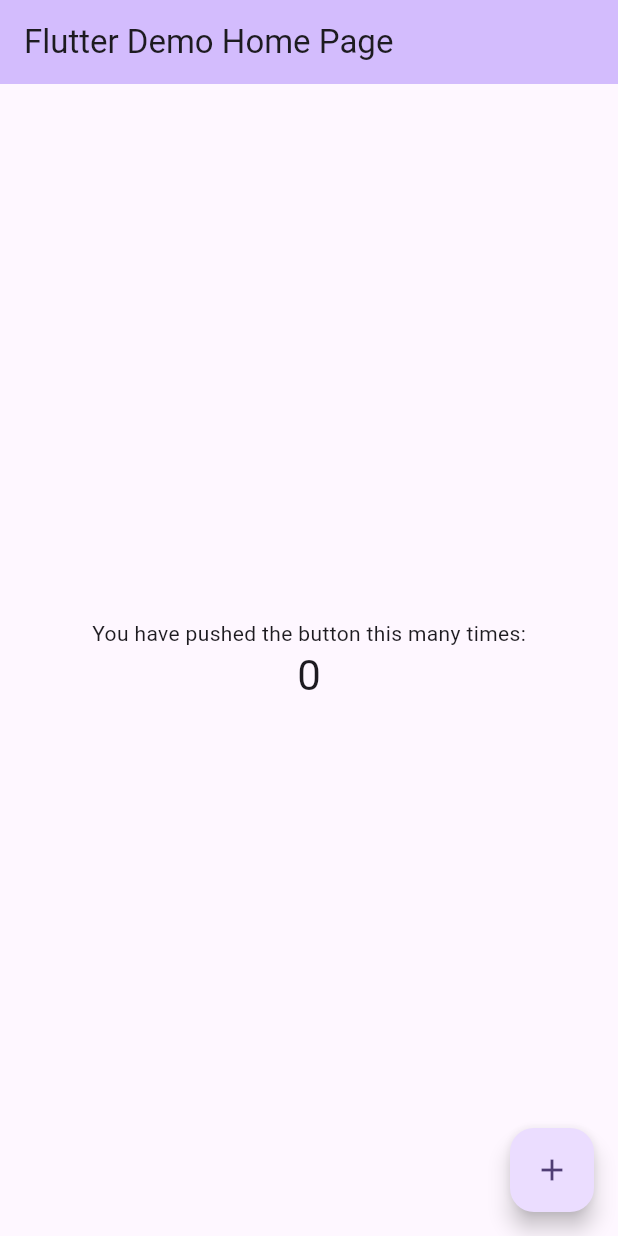
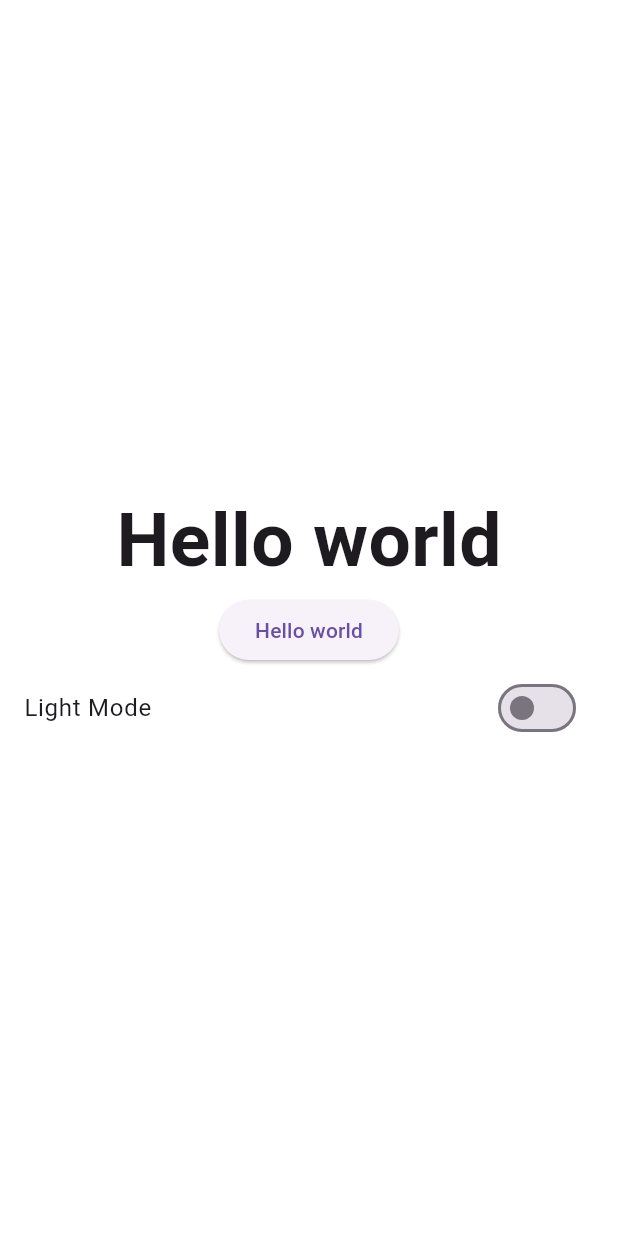
Before and after one commit to Pcode13/shopsmart_user_flutter, a Flutter app: the screen it shows after launch, on a phone screen of 412 x 824 dp. Run offline on Flutter 3.47's test engine with Material 3 defaults, Android fonts, the phone set to English and light mode, and no system bars; our stand-ins replace shared_preferences.

Commit message:
Implement the light and dark theme with provider state management

```diff
--- /dev/null
+++ b/lib/consts/app_colors.dart
@@ -0,0 +1,9 @@
+import 'package:flutter/material.dart';
+
+class AppColors {
+  static const Color lightScaffoldColor = Colors.white;
+  static const Color lightPrimary = Color(0xFF181059);
+  static const Color lightCardColor = Color.fromARGB(106, 250, 250, 250);
+  static const Color darkScaffoldColor = Color.fromARGB(255, 9, 3, 27);
+  static const Color darkPrimary = Color.fromARGB(255, 94, 75, 236);
+}
--- /dev/null
+++ b/lib/consts/theme_data.dart
@@ -0,0 +1,21 @@
+import 'package:flutter/material.dart';
+import 'package:shopsmart_user/consts/app_colors.dart';
+
+class Styles {
+  static ThemeData themeData({
+    required bool isDarkTheme,
+    required BuildContext context,
+  }) {
+    return ThemeData(
+      scaffoldBackgroundColor:
+          isDarkTheme
+              ? AppColors.darkScaffoldColor
+              : AppColors.lightScaffoldColor,
+      cardColor:
+          isDarkTheme
+              ? const Color.fromARGB(255, 13, 6, 37)
+              : AppColors.lightCardColor,
+      brightness: isDarkTheme ? Brightness.dark : Brightness.light,
+    );
+  }
+}
--- a/lib/main.dart
+++ b/lib/main.dart
@@ -1,4 +1,8 @@
 import 'package:flutter/material.dart';
+import 'package:provider/provider.dart';
+import 'package:shopsmart_user/consts/theme_data.dart';
+import 'package:shopsmart_user/providers/theme_provider.dart';
+import 'package:shopsmart_user/screens/home_screen.dart';
 
 void main() {
   runApp(const MyApp());
@@ -7,116 +11,28 @@
 class MyApp extends StatelessWidget {
   const MyApp({super.key});
 
-  // This widget is the root of your application.
   @override
   Widget build(BuildContext context) {
-    return MaterialApp(
-      title: 'Flutter Demo',
-      theme: ThemeData(
-        // This is the theme of your application.
-        //
-        // TRY THIS: Try running your application with "flutter run". You'll see
-        // the application has a purple toolbar. Then, without quitting the app,
-        // try changing the seedColor in the colorScheme below to Colors.green
-        // and then invoke "hot reload" (save your changes or press the "hot
-        // reload" button in a Flutter-supported IDE, or press "r" if you used
-        // the command line to start the app).
-        //
-        // Notice that the counter didn't reset back to zero; the application
-        // state is not lost during the reload. To reset the state, use hot
-        // restart instead.
-        //
-        // This works for code too, not just values: Most code changes can be
-        // tested with just a hot reload.
-        colorScheme: ColorScheme.fromSeed(seedColor: Colors.deepPurple),
+    return MultiProvider(
+      providers: [
+        ChangeNotifierProvider(
+          create: (_) {
+            return ThemeProvider();
+          },
+        ),
+      ],
+      child: Consumer<ThemeProvider>(
+        builder: (context, themeProvider, child) {
+          return MaterialApp(
+            title: 'ShopSmart EN',
+            theme: Styles.themeData(
+              isDarkTheme: themeProvider.getIsDarkTheme,
+              context: context,
+            ),
+            home: const HomeScreen(),
+          );
+        },
       ),
-      home: const MyHomePage(title: 'Flutter Demo Home Page'),
     );
   }
 }
-
-class MyHomePage extends StatefulWidget {
-  const MyHomePage({super.key, required this.title});
-
-  // This widget is the home page of your application. It is stateful, meaning
-  // that it has a State object (defined below) that contains fields that affect
-  // how it looks.
-
-  // This class is the configuration for the state. It holds the values (in this
-  // case the title) provided by the parent (in this case the App widget) and
-  // used by the build method of the State. Fields in a Widget subclass are
-  // always marked "final".
-
-  final String title;
-
-  @override
-  State<MyHomePage> createState() => _MyHomePageState();
-}
-
-class _MyHomePageState extends State<MyHomePage> {
-  int _counter = 0;
-
-  void _incrementCounter() {
-    setState(() {
-      // This call to setState tells the Flutter framework that something has
-      // changed in this State, which causes it to rerun the build method below
-      // so that the display can reflect the updated values. If we changed
-      // _counter without calling setState(), then the build method would not be
-      // called again, and so nothing would appear to happen.
-      _counter++;
-    });
-  }
-
-  @override
-  Widget build(BuildContext context) {
-    // This method is rerun every time setState is called, for instance as done
-    // by the _incrementCounter method above.
-    //
-    // The Flutter framework has been optimized to make rerunning build methods
-    // fast, so that you can just rebuild anything that needs updating rather
-    // than having to individually change instances of widgets.
-    return Scaffold(
-      appBar: AppBar(
-        // TRY THIS: Try changing the color here to a specific color (to
-        // Colors.amber, perhaps?) and trigger a hot reload to see the AppBar
-        // change color while the other colors stay the same.
-        backgroundColor: Theme.of(context).colorScheme.inversePrimary,
-        // Here we take the value from the MyHomePage object that was created by
-        // the App.build method, and use it to set our appbar title.
-        title: Text(widget.title),
-      ),
-      body: Center(
-        // Center is a layout widget. It takes a single child and positions it
-        // in the middle of the parent.
-        child: Column(
-          // Column is also a layout widget. It takes a list of children and
-          // arranges them vertically. By default, it sizes itself to fit its
-          // children horizontally, and tries to be as tall as its parent.
-          //
-          // Column has various properties to control how it sizes itself and
-          // how it positions its children. Here we use mainAxisAlignment to
-          // center the children vertically; the main axis here is the vertical
-          // axis because Columns are vertical (the cross axis would be
-          // horizontal).
-          //
-          // TRY THIS: Invoke "debug painting" (choose the "Toggle Debug Paint"
-          // action in the IDE, or press "p" in the console), to see the
-          // wireframe for each widget.
-          mainAxisAlignment: MainAxisAlignment.center,
-          children: <Widget>[
-            const Text('You have pushed the button this many times:'),
-            Text(
-              '$_counter',
-              style: Theme.of(context).textTheme.headlineMedium,
-            ),
-          ],
-        ),
-      ),
-      floatingActionButton: FloatingActionButton(
-        onPressed: _incrementCounter,
-        tooltip: 'Increment',
-        child: const Icon(Icons.add),
-      ), // This trailing comma makes auto-formatting nicer for build methods.
-    );
-  }
-}
--- /dev/null
+++ b/lib/providers/theme_provider.dart
@@ -0,0 +1,25 @@
+import 'package:flutter/material.dart';
+import 'package:shared_preferences/shared_preferences.dart';
+
+class ThemeProvider with ChangeNotifier {
+  static const THEME_STATUS = "THEME_STATUS";
+  bool _darkTheme = false;
+  bool get getIsDarkTheme => _darkTheme;
+
+  ThemeProvider() {
+    getTheme();
+  }
+  setDarkTheme({required bool themeValue}) async {
+    SharedPreferences prefs = await SharedPreferences.getInstance();
+    prefs.setBool(THEME_STATUS, themeValue);
+    _darkTheme = themeValue;
+    notifyListeners();
+  }
+
+  Future<bool> getTheme() async {
+    SharedPreferences prefs = await SharedPreferences.getInstance();
+    _darkTheme = prefs.getBool(THEME_STATUS) ?? false;
+    notifyListeners();
+    return _darkTheme;
+  }
+}
--- /dev/null
+++ b/lib/screens/home_screen.dart
@@ -0,0 +1,36 @@
+import 'package:flutter/material.dart';
+import 'package:provider/provider.dart';
+import 'package:shopsmart_user/providers/theme_provider.dart';
+
+class HomeScreen extends StatelessWidget {
+  const HomeScreen({Key? key}) : super(key: key);
+
+  @override
+  Widget build(BuildContext context) {
+    final themeProvider = Provider.of<ThemeProvider>(context);
+    print("Dark Mode: ${themeProvider.getIsDarkTheme}");
+    return Scaffold(
+      body: Center(
+        child: Column(
+          mainAxisAlignment: MainAxisAlignment.center,
+          children: [
+            const Text(
+              "Hello world",
+              style: TextStyle(fontSize: 50, fontWeight: FontWeight.bold),
+            ),
+            ElevatedButton(onPressed: () {}, child: const Text("Hello world")),
+            SwitchListTile(
+              title: Text(
+                themeProvider.getIsDarkTheme ? "Dark Mode" : "Light Mode",
+              ),
+              value: themeProvider.getIsDarkTheme,
+              onChanged: (value) {
+                themeProvider.setDarkTheme(themeValue: value);
+              },
+            ),
+          ],
+        ),
+      ),
+    );
+  }
+}
```
Also changed, not shown: pubspec.yaml (+6 -64 lines), pubspec.lock, 1 other file.
